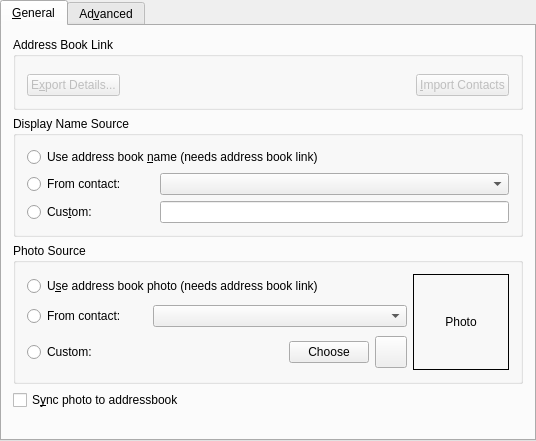
KDE/kopete, file kopete/contactlist/kopetemetalvipropswidget.ui: the form before one commit.
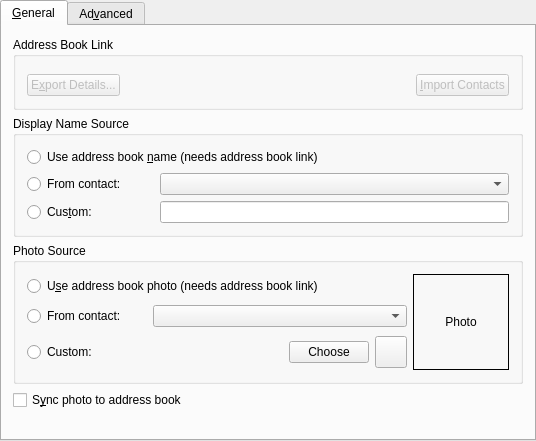
The form after the commit. Custom widgets are drawn as their Qt base class.

Patch:
```diff
--- a/kopete/contactlist/kopetemetalvipropswidget.ui
+++ b/kopete/contactlist/kopetemetalvipropswidget.ui
@@ -350,7 +350,7 @@
        <item>
         <widget class="QCheckBox" name="chkSyncPhoto" >
          <property name="text" >
-          <string>S&amp;ync photo to addressbook</string>
+          <string>S&amp;ync photo to address book</string>
          </property>
         </widget>
        </item>
```
